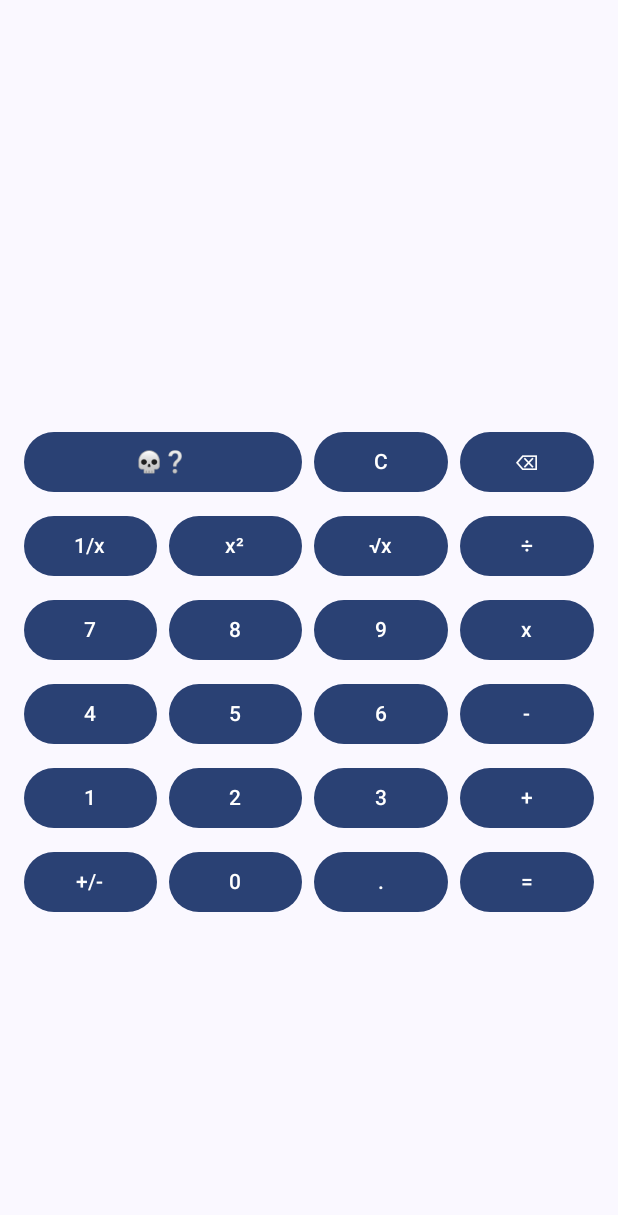
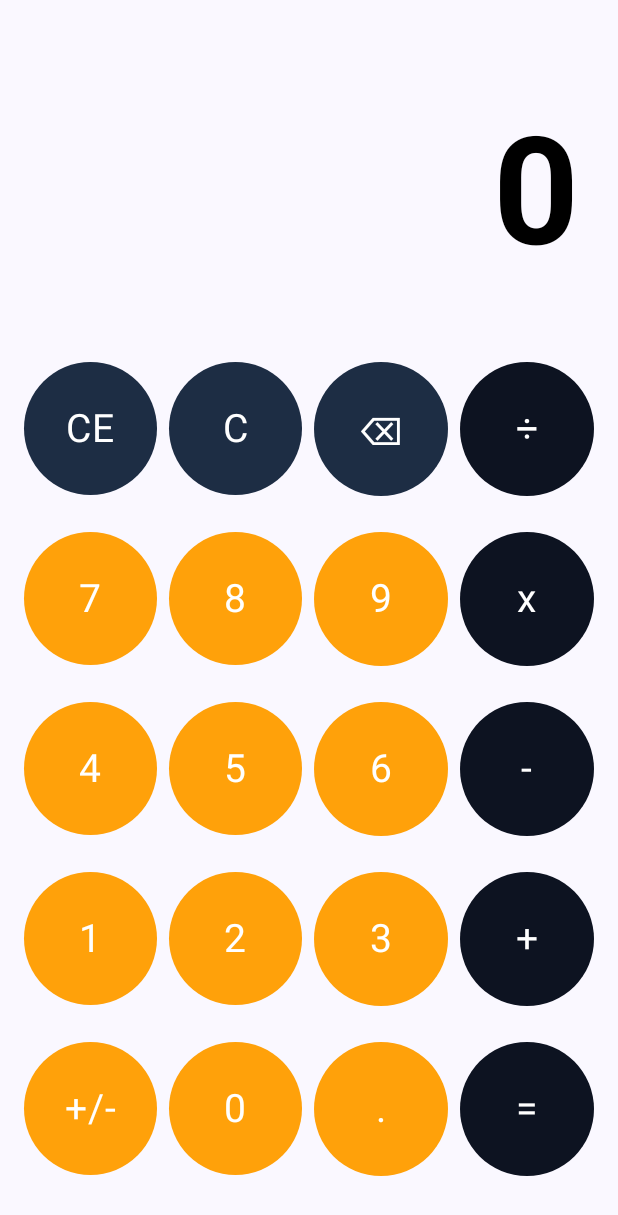
Before and after one commit to mig4lha/CalculatorAppKotlin, an Android app built with Jetpack Compose: the screen it shows after launch (MainActivity), on a phone screen of 412 x 824 dp. Shown: the top 1215 px of the screen. Run offline under Robolectric (Android 15) with nearby library versions, the phone set to English and light mode, and no system bars.

Commit message:
changes in layout color and logic

```diff
--- a/app/src/main/java/com/mig/calculatorapp/CalculatorLogic.kt
+++ b/app/src/main/java/com/mig/calculatorapp/CalculatorLogic.kt
@@ -1,49 +1,58 @@
 package com.mig.calculatorapp
 
 import androidx.compose.runtime.State
-import androidx.compose.runtime.getValue
 import androidx.compose.runtime.mutableStateOf
 
 class CalculatorLogic {
 
-    private val _currentInput = mutableStateOf("") // Remove 'by' delegate
-    val currentInput: State<String> = _currentInput // Directly use _currentInput
+    private val _currentInput = mutableStateOf("0")
+    val currentInput: State<String> = _currentInput
     private var currentOperation: String? = null
     private var previousNumber: Double? = null
 
     fun onNumberClicked(number: String) {
-        _currentInput.value += number // Update the state
+        if(_currentInput.value == "0"){
+            _currentInput.value = ""
+        }
+        _currentInput.value += number
     }
 
     fun onOperationClicked(operation: String) {
         if (_currentInput.value.isNotEmpty()) {
             previousNumber = _currentInput.value.toDoubleOrNull()
             currentOperation = operation
-            _currentInput.value = "" // Update _currentInput.value
+            _currentInput.value = ""
         }
     }
 
-    fun onEqualsClicked(): Double? {
+    fun onEqualsClicked(): String {
         val currentNumber = _currentInput.value.toDoubleOrNull()
         if (previousNumber != null && currentNumber != null && currentOperation != null) {
-            return when (currentOperation) {
+            val result = when (currentOperation) {
                 "+" -> previousNumber!! + currentNumber
                 "-" -> previousNumber!! - currentNumber
                 "*" -> previousNumber!! * currentNumber
                 "/" -> previousNumber!! / currentNumber
                 else -> null
             }
+            if (result != null) {
+                return if (result % 1 == 0.0) {
+                    result.toInt().toString()
+                } else {
+                    String.format("%.3f", result)
+                }
+            }
         }
-        return null
+        return _currentInput.value
     }
 
     fun clear() {
-        _currentInput.value = "" // Update _currentInput.value
+        _currentInput.value = "0"
         currentOperation = null
         previousNumber = null
     }
 
     fun getCurrentInput(): String {
-        return _currentInput.value // Access the state value
+        return _currentInput.value
     }
 }
--- a/app/src/main/java/com/mig/calculatorapp/CalculatorScreen.kt
+++ b/app/src/main/java/com/mig/calculatorapp/CalculatorScreen.kt
@@ -1,14 +1,13 @@
 package com.mig.calculatorapp
 
-import androidx.activity.result.launch
 import androidx.compose.foundation.layout.Arrangement
 import androidx.compose.foundation.layout.Box
 import androidx.compose.foundation.layout.Column
 import androidx.compose.foundation.layout.Row
-import androidx.compose.foundation.layout.fillMaxSize
+import androidx.compose.foundation.layout.aspectRatio
 import androidx.compose.foundation.layout.fillMaxWidth
 import androidx.compose.foundation.layout.padding
-import androidx.compose.material3.Button
+import androidx.compose.material3.MaterialTheme
 import androidx.compose.material3.Text
 import androidx.compose.runtime.Composable
 import androidx.compose.runtime.getValue
@@ -19,11 +18,11 @@ import androidx.compose.runtime.setValue
 import androidx.compose.ui.Alignment
 import androidx.compose.ui.Modifier
 import androidx.compose.ui.graphics.Color
-import androidx.compose.ui.text.style.TextAlign
 import androidx.compose.ui.tooling.preview.Preview
 import androidx.compose.ui.unit.dp
 import androidx.compose.ui.unit.sp
 import androidx.compose.ui.text.font.FontWeight
+import com.mig.calculatorapp.ui.theme.components.CalcButton
 import kotlinx.coroutines.launch
 
 @Preview
@@ -31,132 +30,83 @@ import kotlinx.coroutines.launch
 fun CalculatorScreen(modifier: Modifier = Modifier){
 
     val calculatorLogic = remember { CalculatorLogic() }
-    var result by remember { mutableStateOf<Double?>(null) }
+    var result by remember { mutableStateOf<String?>(null) }
     val coroutineScope = rememberCoroutineScope()
 
-    Box(
-        modifier = Modifier
-            .fillMaxSize(),
-        contentAlignment = Alignment.Center
-    ) {
     Column(
         modifier = Modifier
             .fillMaxWidth()
-                .padding(16.dp),
-            verticalArrangement = Arrangement.spacedBy(8.dp)
+            .padding(16.dp)
+    ) {
+        Box(
+            modifier = Modifier
+                .padding(horizontal = 10.dp, vertical = 20.dp)
+                .fillMaxWidth()
+                .weight(2f),
+            contentAlignment = Alignment.CenterEnd
         ) {
             Text(
-                text = result?.toString() ?: calculatorLogic.currentInput.value,
+                text = result ?: calculatorLogic.currentInput.value,
+                color = Color.Black,
+                fontSize = 100.sp,
+                fontWeight = FontWeight.Bold,
+                style = MaterialTheme.typography.headlineLarge
+            )
+        }
+        Row(
             modifier = Modifier
-                    .padding(horizontal = 10.dp, vertical = 20.dp)
-                    .fillMaxWidth(),
-                textAlign = TextAlign.Right,
-                color = Color.White,
-                fontSize = 32.sp,
-                fontWeight = FontWeight.Bold
-
-            )
-            Row(
-                modifier = Modifier.fillMaxWidth(),
+                .fillMaxWidth()
+                .weight(1f),
             horizontalArrangement = Arrangement.spacedBy(8.dp)
         ) {
-                Button(onClick = { }, modifier = Modifier.weight(2.08f)) {
-                    Text(text = "💀❔")
-                }
-                Button(onClick = { calculatorLogic.clear(); result = null }, modifier = Modifier.weight(1f)) {
-                    Text(text = "C")
-                }
-                Button(onClick = { }, modifier = Modifier.weight(1f)) {
-                    Text(text = "⌫")
-                }
+            CalcButton( modifier = Modifier.weight(1f).aspectRatio(1f), label = "CE", onClick = { calculatorLogic.clear(); result = null }, isDel = true)
+            CalcButton( modifier = Modifier.weight(1f).aspectRatio(1f), label = "C", onClick = { calculatorLogic.clear(); result = null }, isDel = true)
+            CalcButton( modifier = Modifier.weight(1f).aspectRatio(1f), label = "⌫", onClick = { calculatorLogic.clear(); result = null }, isDel = true)
+            CalcButton( modifier = Modifier.weight(1f).aspectRatio(1f), label = "÷", onClick = { calculatorLogic.onOperationClicked("/") }, isOperation = true)
         }
         Row(
-                modifier = Modifier.fillMaxWidth(),
+            modifier = Modifier
+                .fillMaxWidth()
+                .weight(1f),
             horizontalArrangement = Arrangement.spacedBy(8.dp)
         ) {
-                Button(onClick = { }, modifier = Modifier.weight(1f)) {
-                    Text(text = "1/x")
-                }
-                Button(onClick = { }, modifier = Modifier.weight(1f)) {
-                    Text(text = "x²")
-                }
-                Button(onClick = { }, modifier = Modifier.weight(1f)) {
-                    Text(text = "√x")
-                }
-                Button(onClick = { calculatorLogic.onOperationClicked("/") }, modifier = Modifier.weight(1f)) {
-                    Text(text = "÷")
-                }
+            CalcButton( modifier = Modifier.weight(1f).aspectRatio(1f), label = "7", onClick = { calculatorLogic.onNumberClicked("7") })
+            CalcButton( modifier = Modifier.weight(1f).aspectRatio(1f), label = "8", onClick = { calculatorLogic.onNumberClicked("8") })
+            CalcButton( modifier = Modifier.weight(1f).aspectRatio(1f), label = "9", onClick = { calculatorLogic.onNumberClicked("9") })
+            CalcButton( modifier = Modifier.weight(1f).aspectRatio(1f), label = "x", onClick = { calculatorLogic.onOperationClicked("*") }, isOperation = true)
         }
         Row(
-                modifier = Modifier.fillMaxWidth(),
+            modifier = Modifier
+                .fillMaxWidth()
+                .weight(1f),
             horizontalArrangement = Arrangement.spacedBy(8.dp)
         ) {
-                Button(onClick = { calculatorLogic.onNumberClicked("7") }, modifier = Modifier.weight(1f)) {
-                    Text(text = "7")
-                }
-                Button(onClick = { calculatorLogic.onNumberClicked("8") }, modifier = Modifier.weight(1f)) {
-                    Text(text = "8")
-                }
-                Button(onClick = { calculatorLogic.onNumberClicked("9") }, modifier = Modifier.weight(1f)) {
-                    Text(text = "9")
-                }
-                Button(onClick = { calculatorLogic.onOperationClicked("*") }, modifier = Modifier.weight(1f)) {
-                    Text(text = "x")
-                }
+            CalcButton( modifier = Modifier.weight(1f).aspectRatio(1f), label = "4", onClick = { calculatorLogic.onNumberClicked("4") })
+            CalcButton( modifier = Modifier.weight(1f).aspectRatio(1f), label = "5", onClick = { calculatorLogic.onNumberClicked("5") })
+            CalcButton( modifier = Modifier.weight(1f).aspectRatio(1f), label = "6", onClick = { calculatorLogic.onNumberClicked("6") })
+            CalcButton( modifier = Modifier.weight(1f).aspectRatio(1f), label = "-", onClick = { calculatorLogic.onOperationClicked("-") }, isOperation = true)
         }
         Row(
-                modifier = Modifier.fillMaxWidth(),
+            modifier = Modifier
+                .fillMaxWidth()
+                .weight(1f),
             horizontalArrangement = Arrangement.spacedBy(8.dp)
         ) {
-                Button(onClick = { calculatorLogic.onNumberClicked("4") }, modifier = Modifier.weight(1f)) {
-                    Text(text = "4")
-                }
-                Button(onClick = { calculatorLogic.onNumberClicked("5") }, modifier = Modifier.weight(1f)) {
-                    Text(text = "5")
-                }
-                Button(onClick = { calculatorLogic.onNumberClicked("6") }, modifier = Modifier.weight(1f)) {
-                    Text(text = "6")
-                }
-                Button(onClick = { calculatorLogic.onOperationClicked("-") }, modifier = Modifier.weight(1f)) {
-                    Text(text = "-")
-                }
+            CalcButton( modifier = Modifier.weight(1f).aspectRatio(1f), label = "1", onClick = { calculatorLogic.onNumberClicked("1") })
+            CalcButton( modifier = Modifier.weight(1f).aspectRatio(1f), label = "2", onClick = { calculatorLogic.onNumberClicked("2") })
+            CalcButton( modifier = Modifier.weight(1f).aspectRatio(1f), label = "3", onClick = { calculatorLogic.onNumberClicked("3") })
+            CalcButton( modifier = Modifier.weight(1f).aspectRatio(1f), label = "+", onClick = { calculatorLogic.onOperationClicked("+") }, isOperation = true)
         }
         Row(
-                modifier = Modifier.fillMaxWidth(),
+            modifier = Modifier
+                .fillMaxWidth()
+                .weight(1f),
             horizontalArrangement = Arrangement.spacedBy(8.dp)
         ) {
-                Button(onClick = { calculatorLogic.onNumberClicked("1") }, modifier = Modifier.weight(1f)) {
-                    Text(text = "1")
-                }
-                Button(onClick = { calculatorLogic.onNumberClicked("2") }, modifier = Modifier.weight(1f)) {
-                    Text(text = "2")
-                }
-                Button(onClick = { calculatorLogic.onNumberClicked("3") }, modifier = Modifier.weight(1f)) {
-                    Text(text = "3")
-                }
-                Button(onClick = { calculatorLogic.onOperationClicked("+") }, modifier = Modifier.weight(1f)) {
-                    Text(text = "+")
-                }
-            }
-            Row(
-                modifier = Modifier.fillMaxWidth(),
-                horizontalArrangement = Arrangement.spacedBy(8.dp)
-            ) {
-                Button(onClick = { }, modifier = Modifier.weight(1f)) {
-                    Text(text = "+/-")
-                }
-                Button(onClick = { }, modifier = Modifier.weight(1f)) {
-                    Text(text = "0")
-                }
-                Button(onClick = { }, modifier = Modifier.weight(1f)) {
-                    Text(text = ".")
-                }
-                Button(onClick = { coroutineScope.launch { // Use LaunchedEffect or rememberCoroutineScope
-                    result = calculatorLogic.onEqualsClicked()
-                } }, modifier = Modifier.weight(1f)) {
-                    Text(text = "=")
+            CalcButton( modifier = Modifier.weight(1f).aspectRatio(1f), label = "+/-", onClick = { })
+            CalcButton( modifier = Modifier.weight(1f).aspectRatio(1f), label = "0", onClick = { calculatorLogic.onNumberClicked("0") })
+            CalcButton( modifier = Modifier.weight(1f).aspectRatio(1f), label = ".", onClick = { })
+            CalcButton( modifier = Modifier.weight(1f).aspectRatio(1f), label = "=", onClick = { coroutineScope.launch{ result = calculatorLogic.onEqualsClicked() }}, isOperation = true)
         }
     }
 }
-    }
-}
--- a/app/src/main/java/com/mig/calculatorapp/ui/theme/Color.kt
+++ b/app/src/main/java/com/mig/calculatorapp/ui/theme/Color.kt
@@ -1,6 +1,10 @@
 package com.mig.calculatorapp.ui.theme
 
 import androidx.compose.ui.graphics.Color
+
+fun String.toColor(): Color {
+    return Color(android.graphics.Color.parseColor(this))
+}
 
 val Purple80 = Color(0xFFD0BCFF)
 val PurpleGrey80 = Color(0xFFCCC2DC)
@@ -9,3 +13,7 @@ val Pink80 = Color(0xFFEFB8C8)
 val Purple40 = Color(0xFF6650a4)
 val PurpleGrey40 = Color(0xFF625b71)
 val Pink40 = Color(0xFF7D5260)
+
+val ButtonNumbers = "#FFA10A".toColor()
+val ButtonOps = "#0D1321".toColor()
+val ButtonsDels = "#1D2D44".toColor()
--- a/app/src/main/java/com/mig/calculatorapp/ui/theme/Type.kt
+++ b/app/src/main/java/com/mig/calculatorapp/ui/theme/Type.kt
@@ -11,10 +11,10 @@ val Typography = Typography(
     bodyLarge = TextStyle(
         fontFamily = FontFamily.Default,
         fontWeight = FontWeight.Normal,
-        fontSize = 16.sp,
+        fontSize = 26.sp,
         lineHeight = 24.sp,
         letterSpacing = 0.5.sp
-    )
+    ),
     /* Other default text styles to override
     titleLarge = TextStyle(
         fontFamily = FontFamily.Default,
--- /dev/null
+++ b/app/src/main/java/com/mig/calculatorapp/ui/theme/components/CalcButton.kt
@@ -0,0 +1,39 @@
+package com.mig.calculatorapp.ui.theme.components
+
+import androidx.compose.foundation.layout.aspectRatio
+import androidx.compose.foundation.layout.padding
+import androidx.compose.material3.Button
+import androidx.compose.material3.ButtonDefaults
+import androidx.compose.material3.MaterialTheme
+import androidx.compose.material3.MaterialTheme.typography
+import androidx.compose.material3.Text
+import androidx.compose.runtime.Composable
+import androidx.compose.ui.Modifier
+import androidx.compose.ui.graphics.BlendMode.Companion.Color
+import androidx.compose.ui.unit.dp
+import com.mig.calculatorapp.ui.theme.ButtonNumbers
+import com.mig.calculatorapp.ui.theme.ButtonOps
+import com.mig.calculatorapp.ui.theme.ButtonsDels
+
+@Composable
+fun CalcButton(
+    modifier: Modifier = Modifier,
+    label: String = "",
+    isOperation:Boolean = false,
+    isDel:Boolean = false,
+    onClick:(String)->Unit={}
+){
+    Button(
+        modifier = modifier,
+        colors = if(isDel)
+                ButtonDefaults.buttonColors(ButtonsDels)
+            else if(isOperation)
+                ButtonDefaults.buttonColors(ButtonOps)
+            else ButtonDefaults.buttonColors(ButtonNumbers),
+        onClick = {
+            onClick(label)
+        }) {
+        Text(text = label,
+            style = MaterialTheme.typography.bodyLarge)
+    }
+}
```
Lines whose indentation alone changed are shown as unchanged.
